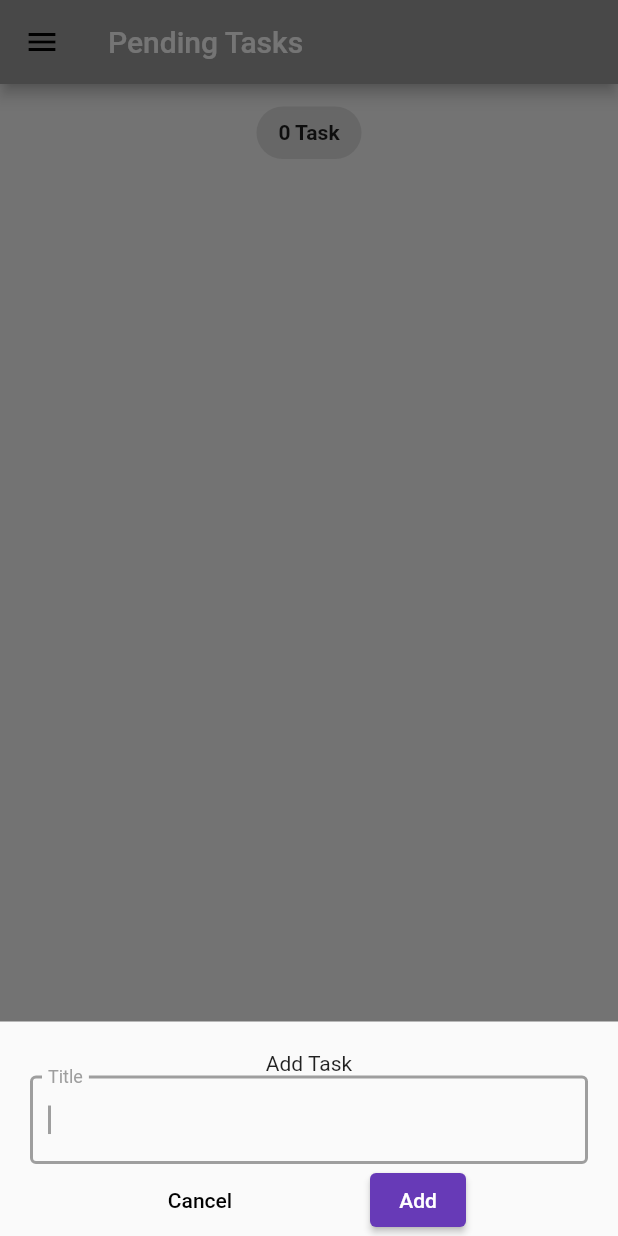
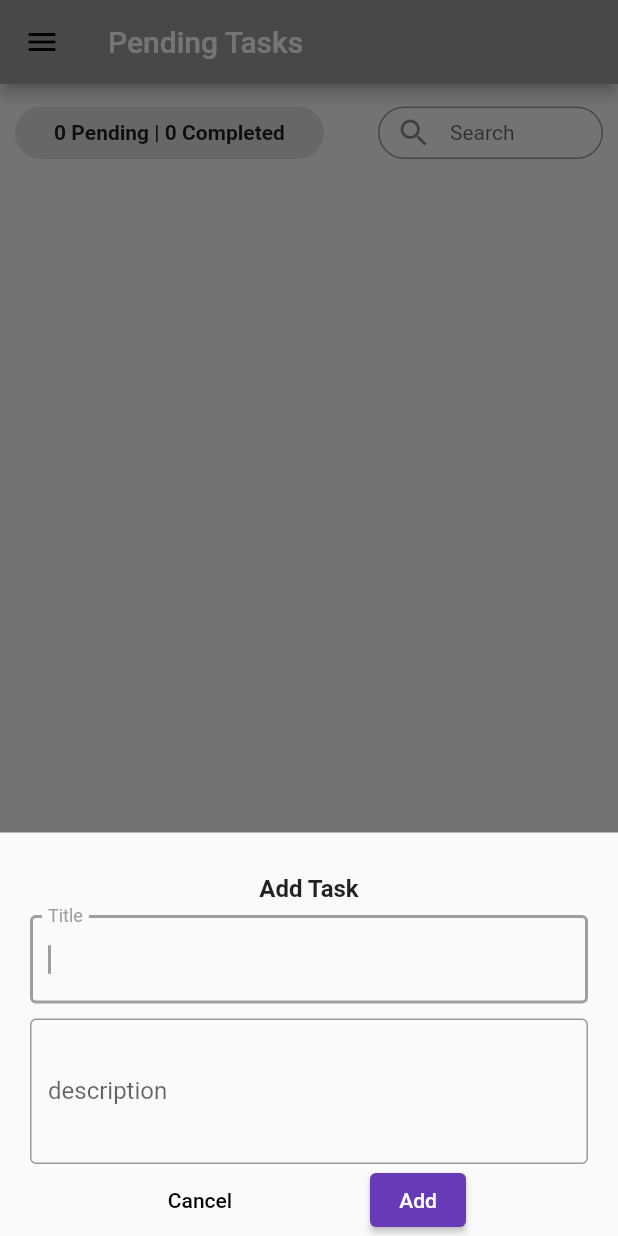
Before and after one commit to hungbui1204/todo_app, a Flutter app: the screen it shows after launch, after a tap on the "add" icon, on a phone screen of 412 x 824 dp. Run offline on Flutter 3.47's test engine with Material 2 defaults, Android fonts, the phone set to English and light mode, and no system bars; our stand-ins replace equatable, flutter_bloc, hydrated_bloc.

Commit message:
add search event to task bloc, export widget methods to other files, successful

```diff
--- a/lib/blocs/task_bloc/task_event.dart
+++ b/lib/blocs/task_bloc/task_event.dart
@@ -40,3 +40,11 @@ class DeleteTaskEvent extends TaskEvent {
   @override
   List<Object?> get props => [task];
 }
+
+class SearchTaskEvent extends TaskEvent {
+  final Task task;
+  final String searchValue;
+  const SearchTaskEvent({required this.task, required this.searchValue});
+  @override
+  List<Object?> get props => [task, searchValue];
+}
--- a/lib/blocs/task_bloc/task_state.dart
+++ b/lib/blocs/task_bloc/task_state.dart
@@ -7,21 +7,29 @@ class TaskState extends Equatable {
   final List<Task> completedTasks;
   final List<Task> favoriteTasks;
   final List<Task> removedTasks;
+  final List<Task> searchedTasks;
   const TaskState(
       {this.completedTasks = const <Task>[],
       this.removedTasks = const <Task>[],
       this.pendingTasks = const <Task>[],
-      this.favoriteTasks = const <Task>[]});
+      this.favoriteTasks = const <Task>[],
+      this.searchedTasks = const <Task>[]});
 
   @override
-  List<Object?> get props =>
-      [pendingTasks, removedTasks, favoriteTasks, completedTasks];
+  List<Object?> get props => [
+        pendingTasks,
+        removedTasks,
+        favoriteTasks,
+        completedTasks,
+        searchedTasks,
+      ];
   Map<String, dynamic> toMap() {
     return {
       'pendingTasks': pendingTasks.map((e) => e.toMap()).toList(),
       'completedTasks': completedTasks.map((e) => e.toMap()).toList(),
       'favoriteTasks': favoriteTasks.map((e) => e.toMap()).toList(),
-      'removedTasks': removedTasks.map((e) => e.toMap()).toList()
+      'removedTasks': removedTasks.map((e) => e.toMap()).toList(),
+      'searchedTasks': searchedTasks.map((e) => e.toMap()).toList(),
     };
   }
 
@@ -33,6 +41,8 @@ class TaskState extends Equatable {
             List<Task>.from(map['completedTasks']?.map((e) => Task.fromMap(e))),
         favoriteTasks:
             List<Task>.from(map['favoriteTasks']?.map((e) => Task.fromMap(e))),
+        searchedTasks:
+            List<Task>.from(map['searchedTasks']?.map((e) => Task.fromMap(e))),
         removedTasks:
             List<Task>.from(map['removedTasks']?.map((e) => Task.fromMap(e))));
   }
--- a/lib/model/task_model.dart
+++ b/lib/model/task_model.dart
@@ -2,17 +2,33 @@ import 'package:equatable/equatable.dart';
 
 class Task extends Equatable {
   final String title;
+  final String description;
   final String id;
+  final String time;
   bool? isDone;
   bool? isDeleted;
-  Task({required this.title, required this.id, this.isDone, this.isDeleted}) {
+  Task(
+      {required this.title,
+      required this.id,
+      required this.time,
+      required this.description,
+      this.isDone,
+      this.isDeleted}) {
     isDone = isDone ?? false;
     isDeleted = isDeleted ?? false;
   }
-  Task copyWith({String? title, String? id, bool? isDone, bool? isDeleted}) {
+  Task copyWith(
+      {String? title,
+      String? description,
+      String? time,
+      String? id,
+      bool? isDone,
+      bool? isDeleted}) {
     return Task(
         title: title ?? this.title,
+        description: description ?? this.description,
         id: id ?? this.id,
+        time: time ?? this.time,
         isDone: isDone ?? this.isDone,
         isDeleted: isDeleted ?? this.isDeleted);
   }
@@ -20,15 +36,24 @@ class Task extends Equatable {
   factory Task.fromMap(Map<String, dynamic> map) {
     return Task(
         title: map['title'] ?? '',
+        description: map['description'] ?? '',
         id: map['id'],
+        time: map['time'],
         isDone: map['isDone'],
         isDeleted: map['isDeleted']);
   }
   Map<String, dynamic> toMap() {
-    return {'title': title, 'id': id, 'isDone': isDone, 'isDeleted': isDeleted};
+    return {
+      'title': title,
+      'description': description,
+      'id': id,
+      'time': time,
+      'isDone': isDone,
+      'isDeleted': isDeleted
+    };
   }
 
   @override
   // TODO: implement props
-  List<Object?> get props => [title, isDone, isDeleted, id];
+  List<Object?> get props => [title, isDone, isDeleted, id, description, time];
 }
--- a/lib/page/pending_task_screen.dart
+++ b/lib/page/pending_task_screen.dart
@@ -1,85 +1,76 @@
 import 'package:flutter/material.dart';
 import 'package:flutter_bloc/flutter_bloc.dart';
 import 'package:todo_app/blocs/task_bloc/task_bloc.dart';
+import 'package:todo_app/blocs/task_bloc/task_event.dart';
 import 'package:todo_app/blocs/task_bloc/task_state.dart';
+import 'package:todo_app/widgets/task_appbar.dart';
+import 'package:todo_app/widgets/task_card.dart';
+import 'package:todo_app/widgets/task_info.dart';
+import 'package:todo_app/widgets/task_tile.dart';
 
-import '../blocs/task_bloc/task_event.dart';
 import '../model/task_model.dart';
 import '../widgets/drawer.dart';
 
-class PendingTaskScreen extends StatelessWidget {
+class PendingTaskScreen extends StatefulWidget {
   const PendingTaskScreen({Key? key}) : super(key: key);
 
   @override
+  State<PendingTaskScreen> createState() => _PendingTaskScreenState();
+}
+
+class _PendingTaskScreenState extends State<PendingTaskScreen> {
+  @override
   Widget build(BuildContext context) {
-    double width = MediaQuery.of(context).size.width;
-    double height = MediaQuery.of(context).size.height;
     return BlocBuilder<TaskBloc, TaskState>(builder: (context, state) {
       List<Task> allTasks = state.pendingTasks.reversed.toList();
+      List<Task> searchedTasks = state.searchedTasks.reversed.toList();
+      void handleSearch(String input) {
+        BlocProvider.of<TaskBloc>(context)
+            .add(SearchTaskEvent(searchValue: input, task: allTasks.first));
+      }
+
       return Scaffold(
-        appBar: AppBar(
-          title: const Text(
-            'Pending Tasks',
-            style: TextStyle(color: Colors.white),
-          ),
-        ),
+        appBar: taskAppBar('Pending Tasks'),
         drawer: buildDrawer(context, state),
-        body: SingleChildScrollView(
-          child: Column(
-            children: [
-              Container(
-                margin: EdgeInsets.symmetric(vertical: 15),
-                height: 35,
-                width: 70,
-                decoration: BoxDecoration(
-                    borderRadius: BorderRadius.circular(20),
-                    color: Colors.grey.shade300),
-                child: Center(
-                  child: Text(
-                    state.pendingTasks.length > 1
-                        ? '${state.pendingTasks.length} Tasks'
-                        : '${state.pendingTasks.length} Task',
-                    style: TextStyle(fontWeight: FontWeight.bold),
-                  ),
+        body: Column(
+          children: [
+            Padding(
+              padding: const EdgeInsets.symmetric(horizontal: 10),
+              child: Row(
+                mainAxisAlignment: MainAxisAlignment.spaceBetween,
+                children: [
+                  taskCard(context),
+                  SizedBox(
+                    height: 35,
+                    width: 150,
+                    child: TextField(
+                      onChanged: handleSearch,
+                      style: const TextStyle(fontSize: 14),
+                      decoration: InputDecoration(
+                          border: OutlineInputBorder(
+                              borderRadius: BorderRadius.circular(20)),
+                          prefixIcon: const Icon(Icons.search),
+                          hintText: 'Search',
+                          contentPadding: EdgeInsets.zero),
+                    ),
+                  )
+                ],
+              ),
+            ),
+            Expanded(
+              child: SingleChildScrollView(
+                child: ExpansionPanelList.radio(
+                  children: (searchedTasks.isEmpty ? allTasks : searchedTasks)
+                      .map((task) => ExpansionPanelRadio(
+                          value: task.id,
+                          headerBuilder: (context, isOpened) =>
+                              taskTile(context, task),
+                          body: taskInfo(task)))
+                      .toList(),
                 ),
               ),
-              SizedBox(
-                height: height * 0.9,
-                child: ListView.builder(
-                    itemCount: allTasks.length,
-                    itemBuilder: (context, index) {
-                      return ListTile(
-                        title: Text(
-                          allTasks[index].title,
-                          style: TextStyle(
-                              decoration: allTasks[index].isDone!
-                                  ? TextDecoration.lineThrough
-                                  : TextDecoration.none),
-                        ),
-                        trailing: SizedBox(
-                          width: width * 0.2,
-                          child: Row(
-                            children: [
-                              Checkbox(
-                                  value: allTasks[index].isDone,
-                                  onChanged: (newValue) {
-                                    BlocProvider.of<TaskBloc>(context).add(
-                                        UpdateTaskEvent(task: allTasks[index]));
-                                  }),
-                              GestureDetector(
-                                  onTap: () {
-                                    BlocProvider.of<TaskBloc>(context).add(
-                                        RemoveTaskEvent(task: allTasks[index]));
-                                  },
-                                  child: const Icon(Icons.delete)),
-                            ],
-                          ),
-                        ),
-                      );
-                    }),
-              )
-            ],
-          ),
+            )
+          ],
         ),
       );
     });
--- a/lib/page/tabs_screen.dart
+++ b/lib/page/tabs_screen.dart
@@ -1,5 +1,6 @@
 import 'package:flutter/material.dart';
 import 'package:flutter_bloc/flutter_bloc.dart';
+import 'package:intl/intl.dart';
 import 'package:todo_app/blocs/task_bloc/task_bloc.dart';
 import 'package:todo_app/blocs/task_bloc/task_event.dart';
 import 'package:todo_app/page/completed_task_screen.dart';
@@ -25,7 +26,9 @@ class _TabsScreenState extends State<TabsScreen> {
   ];
   void _addTask(BuildContext context) {
     TextEditingController titleController = TextEditingController();
+    TextEditingController descriptionController = TextEditingController();
     showModalBottomSheet(
+        isScrollControlled: true,
         shape: const RoundedRectangleBorder(),
         context: context,
         builder: (context) => SingleChildScrollView(
@@ -37,12 +40,32 @@ class _TabsScreenState extends State<TabsScreen> {
                     right: 20),
                 child: Column(
                   children: [
-                    const Text('Add Task'),
+                    const Padding(
+                      padding: EdgeInsets.all(8.0),
+                      child: Text(
+                        'Add Task',
+                        style: TextStyle(
+                            fontWeight: FontWeight.bold, fontSize: 16),
+                      ),
+                    ),
                     TextField(
                       controller: titleController,
                       autofocus: true,
                       decoration: const InputDecoration(
                           label: Text('Title'), border: OutlineInputBorder()),
+                    ),
+                    const SizedBox(
+                      height: 10,
+                    ),
+                    SizedBox(
+                      child: TextField(
+                        minLines: 3,
+                        maxLines: 5,
+                        controller: descriptionController,
+                        decoration: const InputDecoration(
+                            label: Text('description'),
+                            border: OutlineInputBorder()),
+                      ),
                     ),
                     Row(
                       mainAxisAlignment: MainAxisAlignment.spaceEvenly,
@@ -57,10 +80,16 @@ class _TabsScreenState extends State<TabsScreen> {
                           onPressed: () {
                             BlocProvider.of<TaskBloc>(context).add(AddTaskEvent(
                                 task: Task(
-                                    title: titleController.text,
-                                    id: DateTime.now().toString())));
+                              title: titleController.text,
+                              description: descriptionController.text,
+                              id: DateTime.now().toString(),
+                              time: DateFormat('dd-MM-yyyy')
+                                  .add_jm()
+                                  .format(DateTime.now()),
+                            )));
                             Navigator.pop(context);
                             titleController.clear();
+                            descriptionController.clear();
                           },
                           style: ElevatedButton.styleFrom(
                               backgroundColor: Colors.deepPurple),
@@ -79,18 +108,20 @@ class _TabsScreenState extends State<TabsScreen> {
 
   @override
   Widget build(BuildContext context) {
-    double width = MediaQuery.of(context).size.width;
-    double height = MediaQuery.of(context).size.height;
+    // double width = MediaQuery.of(context).size.width;
+    // double height = MediaQuery.of(context).size.height;
 
     return Scaffold(
       body: tabs[currentIndex]['page'],
-      floatingActionButton: FloatingActionButton(
-          onPressed: () {
-            _addTask(context);
-          },
-          shape:
-              RoundedRectangleBorder(borderRadius: BorderRadius.circular(30)),
-          child: const Icon(Icons.add)),
+      floatingActionButton: currentIndex == 0
+          ? FloatingActionButton(
+              onPressed: () {
+                _addTask(context);
+              },
+              shape: RoundedRectangleBorder(
+                  borderRadius: BorderRadius.circular(30)),
+              child: const Icon(Icons.add))
+          : null,
       bottomNavigationBar: BottomNavigationBar(
           onTap: (index) {
             setState(() {
--- /dev/null
+++ b/lib/widgets/task_appbar.dart
@@ -0,0 +1,10 @@
+import 'package:flutter/material.dart';
+
+AppBar taskAppBar(String title) {
+  return AppBar(
+    title: Text(
+      title,
+      style: const TextStyle(color: Colors.white),
+    ),
+  );
+}
--- /dev/null
+++ b/lib/widgets/task_card.dart
@@ -0,0 +1,28 @@
+import 'package:flutter/material.dart';
+import 'package:flutter_bloc/flutter_bloc.dart';
+import 'package:todo_app/blocs/task_bloc/task_bloc.dart';
+
+import '../blocs/task_bloc/task_state.dart';
+
+BlocBuilder taskCard(BuildContext context) {
+  double width = MediaQuery.of(context).size.width;
+  double height = MediaQuery.of(context).size.height;
+  return BlocBuilder<TaskBloc, TaskState>(
+    builder: (BuildContext context, state) {
+      return Container(
+        margin: const EdgeInsets.symmetric(vertical: 15),
+        height: 35,
+        width: width * 0.5,
+        decoration: BoxDecoration(
+            borderRadius: BorderRadius.circular(20),
+            color: Colors.grey.shade300),
+        child: Center(
+          child: Text(
+            '${state.pendingTasks.length} Pending | ${state.completedTasks.length} Completed',
+            style: const TextStyle(fontWeight: FontWeight.bold),
+          ),
+        ),
+      );
+    },
+  );
+}
--- a/pubspec.yaml
+++ b/pubspec.yaml
@@ -39,6 +39,7 @@ dependencies:
   flutter_bloc: ^8.1.3
   hydrated_bloc: ^9.1.2
   path_provider: ^2.1.1
+  intl: ^0.18.1
 
 dev_dependencies:
   flutter_test:
```
Also changed, not shown: lib/blocs/task_bloc/task_bloc.dart (+39 -0 lines), lib/widgets/task_info.dart (added, +33 -0 lines), lib/widgets/task_tile.dart (added, +40 -0 lines), pubspec.lock.
